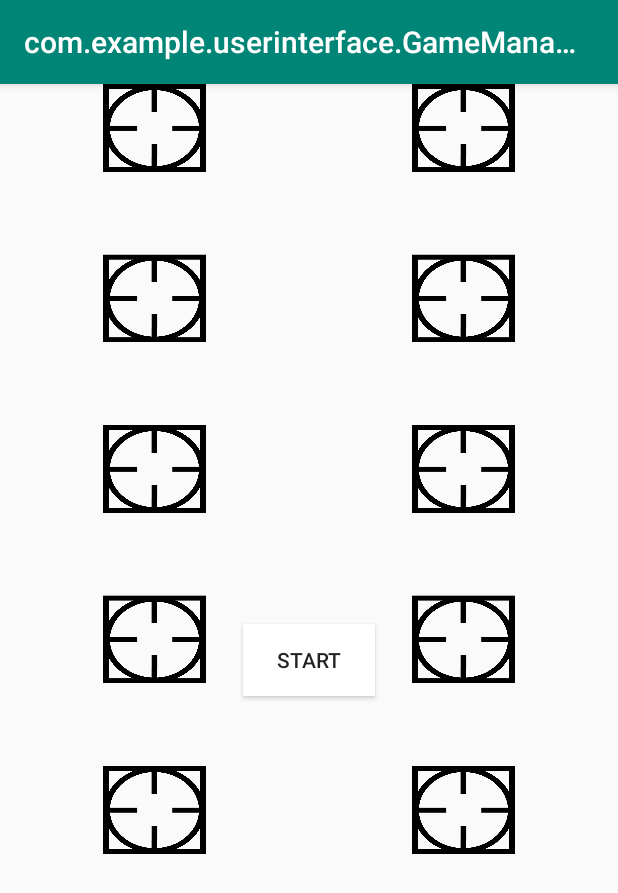
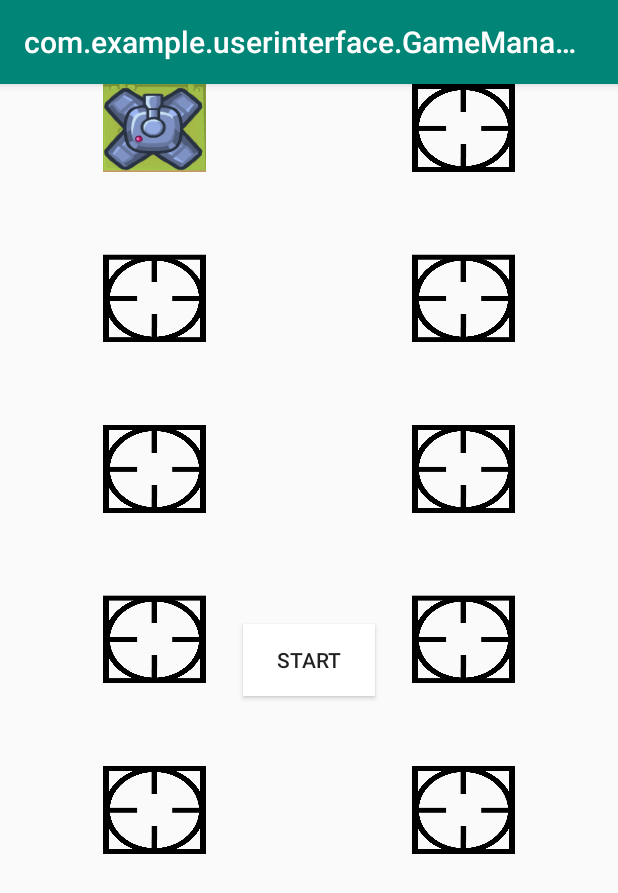
Before and after one commit to Marvel0usx/GameHub, an Android app: the TowerDefenseActivity screen opened directly, with no data from a screen before it, after a tap on an icon or button, on a phone screen of 412 x 824 dp. Shown: the top 893 px of the screen. Run offline under Robolectric (Android 15) with nearby library versions, the phone set to English and light mode, and no system bars.

Commit message:
Finishing touches for tower position.

```diff
--- a/phase2/app/src/main/java/com/example/userinterface/GameManager/TowerDefense/TowerDefenseActivity.java
+++ b/phase2/app/src/main/java/com/example/userinterface/GameManager/TowerDefense/TowerDefenseActivity.java
@@ -82,7 +82,6 @@ public class TowerDefenseActivity extends GameActivity implements VariableChange
         towerPositions.showAvailable(true);
     }
 
-    @SuppressLint("NewApi")
     public void setTower(View view){
         Button tower = null;
         for (Button button: towers){
@@ -94,6 +93,10 @@ public class TowerDefenseActivity extends GameActivity implements VariableChange
             view.setEnabled(false);
             if (tower == btnTower1){
                 view.setBackgroundResource(R.drawable.towercopy);
+            }else if(tower == btnTower2){
+                view.setBackgroundResource(R.drawable.tower2copy);
+            }else if(tower == btnTower3){
+                view.setBackgroundResource(R.drawable.tower3copy);
             }
         }
         for (Button button: towers){
--- a/phase2/app/src/main/res/layout/tower_defense.xml
+++ b/phase2/app/src/main/res/layout/tower_defense.xml
@@ -110,6 +110,7 @@
     <Button
         android:id="@+id/button3"
         android:layout_width="107dp"
+        android:onClick="setTower"
         android:layout_height="85dp"
         android:layout_marginTop="152dp"
         android:background="@drawable/spot"
@@ -118,6 +119,7 @@
 
     <Button
         android:id="@+id/button4"
+        android:onClick="setTower"
         android:layout_width="107dp"
         android:layout_height="85dp"
         android:layout_marginTop="152dp"
@@ -126,6 +128,7 @@
         app:layout_constraintTop_toTopOf="parent" />
     <Button
         android:id="@+id/button5"
+        android:onClick="setTower"
         android:layout_width="107dp"
         android:layout_height="85dp"
         android:layout_marginTop="152dp"
@@ -134,6 +137,7 @@
         app:layout_constraintTop_toTopOf="parent" />
     <Button
         android:id="@+id/button6"
+        android:onClick="setTower"
         android:layout_width="107dp"
         android:layout_height="85dp"
         android:layout_marginTop="152dp"
@@ -143,6 +147,7 @@
 
     <Button
         android:id="@+id/button7"
+        android:onClick="setTower"
         android:layout_width="107dp"
         android:layout_height="85dp"
         android:layout_marginTop="152dp"
@@ -152,6 +157,7 @@
 
     <Button
         android:id="@+id/button8"
+        android:onClick="setTower"
         android:layout_width="107dp"
         android:layout_height="85dp"
         android:layout_marginTop="152dp"
@@ -161,6 +167,7 @@
 
     <Button
         android:id="@+id/button9"
+        android:onClick="setTower"
         android:layout_width="107dp"
         android:layout_height="85dp"
         android:layout_marginTop="152dp"
@@ -170,6 +177,7 @@
 
     <Button
         android:id="@+id/button10"
+        android:onClick="setTower"
         android:layout_width="107dp"
         android:layout_height="85dp"
         android:layout_marginTop="152dp"
```
Also changed, not shown: phase2/app/src/main/res/drawable/tower2copy.png (added), phase2/app/src/main/res/drawable/tower3copy.png (added).
